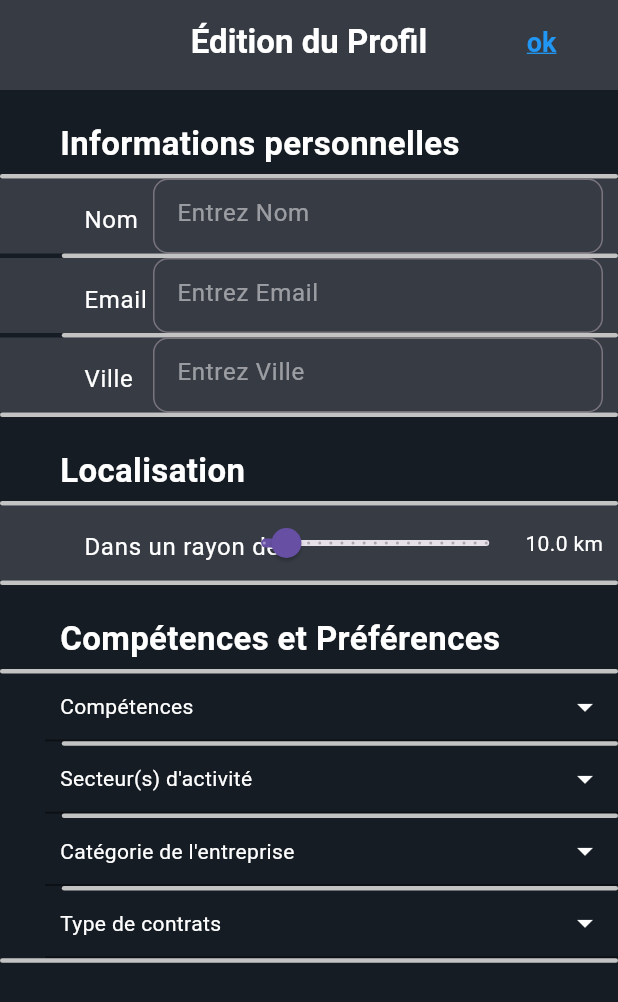
After one commit to algosup/2023-2024-project-5-flutter-team-5, a Flutter app: the EditProfilPage screen opened directly, on a phone screen of 412 x 824 dp. The commit adds this screen. Shown: the top 1002 px of the screen. Run offline on Flutter 3.47's test engine with Material 3 defaults, Android fonts, the phone set to English and light mode, and no system bars; drawn by our look-alikes of multi_select_flutter; our stand-ins replace flutter_card_swiper, fluttertoast.

Commit message:
add page editprofil

```diff
--- /dev/null
+++ b/App/lib/edit_profil_page.dart
@@ -0,0 +1,372 @@
+import 'package:flutter/material.dart';
+import 'package:adopte_un_candidat/useful.dart';
+import 'package:multi_select_flutter/multi_select_flutter.dart';
+import 'package:adopte_un_candidat/useful.dart';
+import 'package:adopte_un_candidat/filterpage.dart';
+import 'package:adopte_un_candidat/skills.dart';
+
+class EditProfilPage extends StatefulWidget {
+  @override
+  _EditProfilPageState createState() => _EditProfilPageState();
+}
+
+class _EditProfilPageState extends State<EditProfilPage> {
+  String _name = '';
+  String _email = '';
+  String _city = '';
+  double _radius = 10.0;
+  List<String> _selectedSkills = [];
+  List<String> _selectedActivitySectors = [];
+  List<String> _selectedCompanyCategories = [];
+  List<String> _selectedContractTypes = [];
+  Themes themes = Themes();
+
+  @override
+  Widget build(BuildContext context) {
+    return Scaffold(
+      backgroundColor: themes.currentTheme.colorScheme.primary,
+      appBar: PreferredSize(
+        preferredSize: const Size.fromHeight(60.0),
+        child: AppBar(
+          automaticallyImplyLeading: false,
+          backgroundColor: themes.currentTheme.colorScheme.secondary,
+          title: Stack(
+            alignment: Alignment.center,
+            children: [
+              Align(
+                alignment: Alignment.center,
+                child: Text(
+                  'Édition du Profil',
+                  style: TextStyle(
+                    color: themes.currentTheme.colorScheme.onPrimary,
+                    fontWeight: FontWeight.bold,
+                  ),
+                ),
+              ),
+              Align(
+                alignment: Alignment.centerRight,
+                child: GestureDetector(
+                  onTap: () => Navigator.of(context).pop(),
+                  child: Container(
+                    margin: const EdgeInsets.only(right: 25),
+                    child: const Text(
+                      'ok',
+                      style: TextStyle(
+                        color: Colors.blue,
+                        fontWeight: FontWeight.bold,
+                        fontSize: 18,
+                        decoration: TextDecoration.underline,
+                        decorationColor: Colors.blue,
+                      ),
+                    ),
+                  ),
+                ),
+              ),
+            ],
+          ),
+        ),
+      ),
+      body: ListView(
+        children: [
+          _buildSection(
+            title: 'Informations personnelles',
+            tiles: [
+              _buildTextFieldTile(
+                title: 'Nom',
+                value: _name,
+                onChanged: (value) {
+                  setState(() {
+                    _name = value;
+                  });
+                },
+              ),
+              _buildTextFieldTile(
+                title: 'Email',
+                value: _email,
+                onChanged: (value) {
+                  setState(() {
+                    _email = value;
+                  });
+                },
+              ),
+              _buildCityTile(),
+            ],
+          ),
+          _buildSection(
+            title: 'Localisation',
+            tiles: [
+              _buildRadiusTile(),
+            ],
+          ),
+          _buildSection(
+            title: 'Compétences et Préférences',
+            tiles: [
+              _buildExpansionTile(
+                title: 'Compétences',
+                items: _getSkillsByCategory(),
+                selectedItems: _selectedSkills,
+                onSelectItem: (String item) {
+                  setState(() {
+                    _selectedSkills.contains(item)
+                        ? _selectedSkills.remove(item)
+                        : _selectedSkills.add(item);
+                  });
+                },
+              ),
+              _buildExpansionTile(
+                title: 'Secteur(s) d\'activité',
+                items: activitySectors,
+                selectedItems: _selectedActivitySectors,
+                onSelectItem: (String item) {
+                  setState(() {
+                    _selectedActivitySectors.contains(item)
+                        ? _selectedActivitySectors.remove(item)
+                        : _selectedActivitySectors.add(item);
+                  });
+                },
+              ),
+              _buildExpansionTile(
+                title: 'Catégorie de l\'entreprise',
+                items: companyCategories,
+                selectedItems: _selectedCompanyCategories,
+                onSelectItem: (String item) {
+                  setState(() {
+                    _selectedCompanyCategories.contains(item)
+                        ? _selectedCompanyCategories.remove(item)
+                        : _selectedCompanyCategories.add(item);
+                  });
+                },
+              ),
+              _buildExpansionTile(
+                title: 'Type de contrats',
+                items: contractTypes,
+                selectedItems: _selectedContractTypes,
+                onSelectItem: (String item) {
+                  setState(() {
+                    _selectedContractTypes.contains(item)
+                        ? _selectedContractTypes.remove(item)
+                        : _selectedContractTypes.add(item);
+                  });
+                },
+              ),
+            ],
+          ),
+        ],
+      ),
+    );
+  }
+
+  Widget _buildSection({required String title, required List<Widget> tiles}) {
+    return Column(
+      crossAxisAlignment: CrossAxisAlignment.start,
+      children: [
+        Padding(
+          padding: const EdgeInsets.only(left: 40, top: 20, bottom: 5),
+          child: Text(
+            title,
+            style: TextStyle(
+              fontSize: 22,
+              fontWeight: FontWeight.bold,
+              color: themes.currentTheme.colorScheme.onPrimary,
+            ),
+          ),
+        ),
+        DividerWidget(),
+        for (int i = 0; i < tiles.length; i++)
+          Column(
+            children: [
+              if (i != 0) HalfDividerWidget(),
+              tiles[i],
+            ],
+          ),
+        DividerWidget(),
+      ],
+    );
+  }
+
+  Widget _buildTextFieldTile({
+    required String title,
+    required String value,
+    required Function(String) onChanged,
+  }) {
+    return _buildTile(
+      context: context,
+      title: title,
+      child: Container(
+        width: 300,
+        child: TextField(
+          style: TextStyle(
+            color: themes.currentTheme.colorScheme.onPrimary,
+          ),
+          decoration: InputDecoration(
+            hintText: 'Entrez $title',
+            hintStyle: TextStyle(
+              color: themes.currentTheme.colorScheme.onPrimary.withOpacity(0.5),
+            ),
+            border: OutlineInputBorder(
+              borderRadius: BorderRadius.circular(10),
+              borderSide: BorderSide(
+                color: themes.currentTheme.colorScheme.onPrimary.withOpacity(0.3),
+              ),
+            ),
+          ),
+          onChanged: onChanged,
+        ),
+      ),
+    );
+  }
+
+  Widget _buildCityTile() {
+    return _buildTextFieldTile(
+      title: 'Ville',
+      value: _city,
+      onChanged: (value) {
+        setState(() {
+          _city = value;
+        });
+      },
+    );
+  }
+
+  Widget _buildRadiusTile() {
+    return _buildTile(
+      context: context,
+      title: 'Dans un rayon de',
+      child: Row(
+        children: [
+          Spacer(),
+          Container(
+            width: 200,
+            child: Slider(
+              value: _radius,
+              min: 0,
+              max: 100,
+              divisions: 20,
+              label: _radius.toStringAsFixed(1),
+              onChanged: (value) {
+                setState(() {
+                  _radius = value;
+                });
+              },
+            ),
+          ),
+          Text(
+            '${_radius.toStringAsFixed(1)} km',
+            style: TextStyle(
+              color: themes.currentTheme.colorScheme.onPrimary,
+            ),
+          ),
+        ],
+      ),
+    );
+  }
+
+  Widget _buildTile({
+    required BuildContext context,
+    required String title,
+    IconData? icon,
+    VoidCallback? onPressed,
+    Widget? child,
+    Color? titleColor,
+    Color? iconColor,
+  }) {
+    return Container(
+      height: 50,
+      child: Stack(
+        children: [
+          ListTile(
+            title: Text(
+              title,
+              style: TextStyle(
+                color: titleColor ?? themes.currentTheme.colorScheme.onPrimary,
+              ),
+            ),
+            leading: Icon(
+              icon,
+              color: iconColor ?? themes.currentTheme.colorScheme.onPrimary,
+            ),
+            onTap: onPressed,
+            tileColor: themes.currentTheme.colorScheme.secondary,
+          ),
+          if (child != null)
+            Align(
+              alignment: Alignment.centerRight,
+              child: Container(
+                margin: const EdgeInsets.only(right: 10),
+                child: child,
+              ),
+            ),
+        ],
+      ),
+    );
+  }
+
+  Widget _buildExpansionTile({
+    required String title,
+    required List<String> items,
+    required List<String> selectedItems,
+    required Function(String) onSelectItem,
+  }) {
+    return Container(
+      margin: const EdgeInsets.only(left: 30),
+      child: MultiSelectDialogField(
+        items: items.map((item) => MultiSelectItem<String>(item, item)).toList(),
+        title: Text(title),
+        selectedColor: Colors.blue,
+        buttonIcon: Icon(
+          Icons.arrow_drop_down,
+          color: themes.currentTheme.colorScheme.onPrimary,
+        ),
+        buttonText: Text(
+          title,
+          style: TextStyle(
+            color: themes.currentTheme.colorScheme.onPrimary,
+          ),
+        ),
+        onConfirm: (values) {
+          setState(() {
+            selectedItems.clear();
+            selectedItems.addAll(values);
+          });
+        },
+      ),
+    );
+  }
+
+  List<String> _getSkillsByCategory() {
+    List<String> sortedSkills = [];
+    for (var category in skillCategories) {
+      sortedSkills.addAll(category.skills);
+    }
+    return sortedSkills;
+  }
+}
+
+class DividerWidget extends StatelessWidget {
+  @override
+  Widget build(BuildContext context) {
+    return Container(
+      width: MediaQuery.of(context).size.width,
+      height: 3,
+      decoration: BoxDecoration(
+        color: const Color(0xFFC3C3C3),
+        borderRadius: BorderRadius.circular(10),
+      ),
+    );
+  }
+}
+
+class HalfDividerWidget extends StatelessWidget {
+  @override
+  Widget build(BuildContext context) {
+    return Container(
+      margin: EdgeInsets.only(left: MediaQuery.of(context).size.width * 0.1),
+      width: MediaQuery.of(context).size.width * 0.9,
+      height: 3,
+      decoration: BoxDecoration(
+        color: const Color(0xFFC3C3C3),
+        borderRadius: BorderRadius.circular(10),
+      ),
+    );
+  }
+}
--- a/App/lib/profileview.dart
+++ b/App/lib/profileview.dart
@@ -4,6 +4,7 @@ import 'package:adopte_un_candidat/useful.dart';
 import 'package:adopte_un_candidat/matchpage.dart';
 import 'package:adopte_un_candidat/message.dart';
 import 'package:adopte_un_candidat/settings.dart';
+import 'package:adopte_un_candidat/edit_profil_page.dart';
 
 class ProfileViewRoute extends MaterialPageRoute {
   ProfileViewRoute()
@@ -126,9 +127,11 @@ class ViewProfile extends StatelessWidget {
               top: 152,
               child: GestureDetector(
                 key: buttonEditProfile_Profile,
-              onTap: () {
-                              // Handle button tap
-              },
+              onTap: () => Navigator.of(context).push(
+                  MaterialPageRoute(
+                    builder: (context) => EditProfilPage(),
+                  ),
+                ),
               child: Container(
                 width: 35,
                 height: 35,
```
